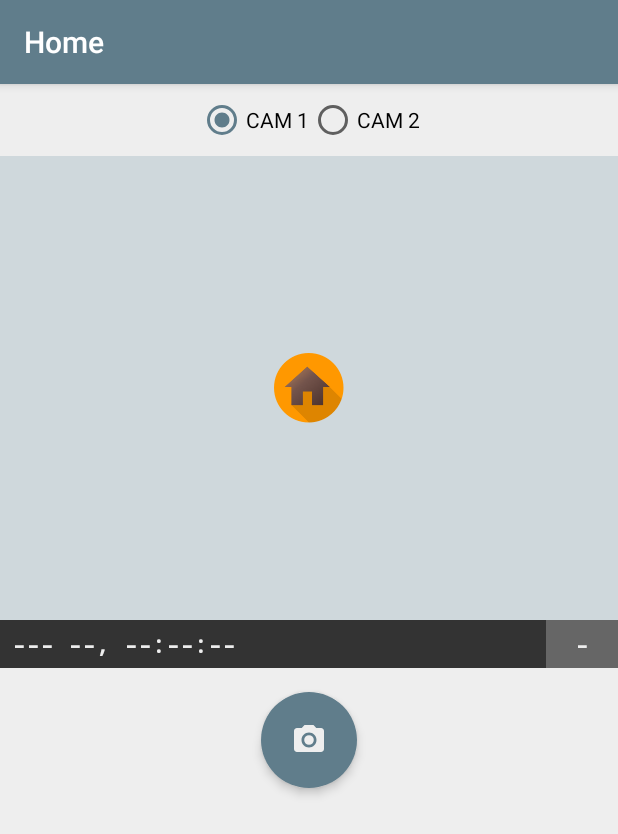
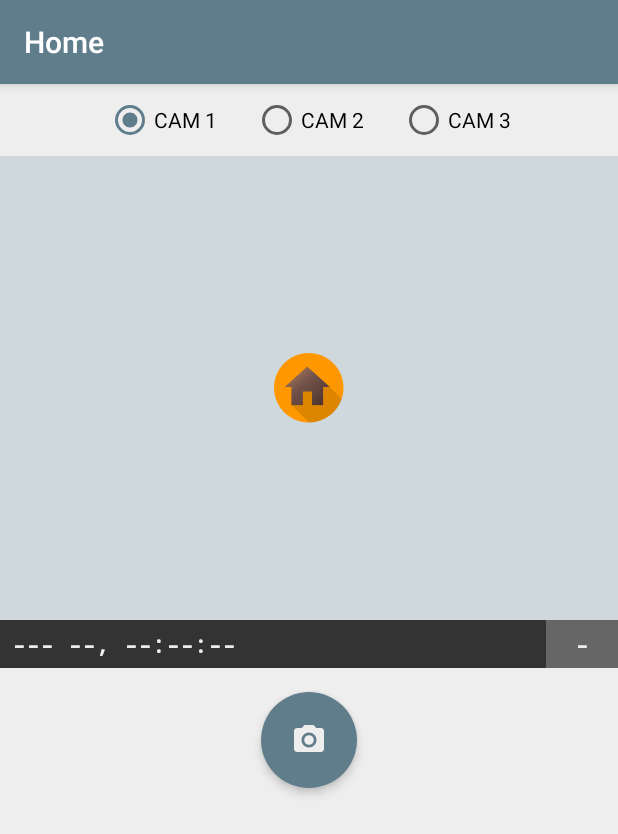
Before and after one commit to simmlemming/HomeSitter, an Android app: the screen it shows after launch (MainActivity), on a phone screen of 412 x 824 dp. Shown: the top 834 px of the screen. Run offline under Robolectric (Android 15) with nearby library versions, the phone set to English and light mode, and no system bars; our stand-ins replace Picasso; libraries missing offline, so code that uses them is left out: com.pubnub.api, de.greenrobot.event; 7 statements that could not run were skipped.

Commit message:
System works with 3 cameras.

```diff
--- a/app/src/main/java/org/homesitter/HomeSitter.java
+++ b/app/src/main/java/org/homesitter/HomeSitter.java
@@ -9,7 +9,7 @@ import de.greenrobot.event.EventBus;
  * Created by mtkachenko on 02/09/16.
  */
 public class HomeSitter extends Application {
-    public static final int CAMERAS_COUNT = 2;
+    public static final int CAMERAS_COUNT = 3;
     private static final int DEFAULT_PICTURES_INTERVAL_MS = 5 * 60 * 1000;
 
     public static String TAG = "HomeSitter";
--- a/app/src/main/java/org/homesitter/MainActivity.java
+++ b/app/src/main/java/org/homesitter/MainActivity.java
@@ -18,6 +18,8 @@ import org.homesitter.service.PubnubService;
 import org.homesitter.widget.SeekButtonsWidget;
 
 import java.util.Calendar;
+import java.util.HashMap;
+import java.util.Map;
 
 public class MainActivity extends AppCompatActivity {
     private ImageView lastImageView;
@@ -29,6 +31,12 @@ public class MainActivity extends AppCompatActivity {
     private ServiceConnection serviceConnection = new PubnubServiceConnection();
 
     private Presenter presenter;
+    private static final Map<Integer, Integer> CAMERA_BUTTONS = new HashMap<>();
+    static {
+        CAMERA_BUTTONS.put(0, R.id.cam_index_0);
+        CAMERA_BUTTONS.put(1, R.id.cam_index_1);
+        CAMERA_BUTTONS.put(2, R.id.cam_index_2);
+    }
 
     @Override
     protected void onCreate(Bundle savedInstanceState) {
@@ -77,7 +85,16 @@ public class MainActivity extends AppCompatActivity {
         camIndexGroup.setOnCheckedChangeListener(new RadioGroup.OnCheckedChangeListener() {
             @Override
             public void onCheckedChanged(RadioGroup group, int checkedId) {
-                int camIndex = checkedId == R.id.cam_index_0 ? 0 : 1;
+                int camIndex;
+
+                if (checkedId == R.id.cam_index_0) {
+                    camIndex = 0;
+                } else if (checkedId == R.id.cam_index_1) {
+                    camIndex = 1;
+                } else {
+                    camIndex = 2;
+                }
+
                 presenter.onCameraChange(pubnubService, camIndex);
             }
         });
@@ -109,7 +126,7 @@ public class MainActivity extends AppCompatActivity {
         stateView.setBackgroundColor(getResources().getColor(viewModel.getStateColorResId()));
         stateView.setText(viewModel.getStateTextResId());
 
-        camIndexGroup.check(viewModel.getCamIndex() == 0 ? R.id.cam_index_0 : R.id.cam_index_1);
+        camIndexGroup.check(CAMERA_BUTTONS.get(viewModel.getCamIndex()));
 
         if (viewModel.getSeekTime() != 0) {
             seekButtonsWidget.setSeekTime(viewModel.getSeekTime());
--- a/app/src/main/res/layout/activity_main.xml
+++ b/app/src/main/res/layout/activity_main.xml
@@ -26,8 +26,16 @@
         <RadioButton
             android:id="@+id/cam_index_1"
             android:layout_width="wrap_content"
+            android:layout_marginLeft="24dp"
+            android:layout_marginRight="24dp"
             android:layout_height="wrap_content"
             android:text="CAM 2" />
+
+        <RadioButton
+            android:id="@+id/cam_index_2"
+            android:layout_width="wrap_content"
+            android:layout_height="wrap_content"
+            android:text="CAM 3" />
     </RadioGroup>
 
     <org.homesitter.widget.ImageView3by4
--- a/server/java/src/main/java/org/homesitter/HomeSitter.java
+++ b/server/java/src/main/java/org/homesitter/HomeSitter.java
@@ -11,7 +11,7 @@ import java.util.TimerTask;
 
 public class HomeSitter {
     private static final int DEFAULT_PICTURE_INTERVAL_MS = 5 * 1000 * 60; // 5 min
-    private static final int CAMERAS_COUNT = 2;
+    private static final int CAMERAS_COUNT = 3;
 
     public static void main(String[] args) throws PubnubException {
         final Pubnub pubnub = new Pubnub(Keys.PUB_KEY, Keys.SUB_KEY, true);
```
